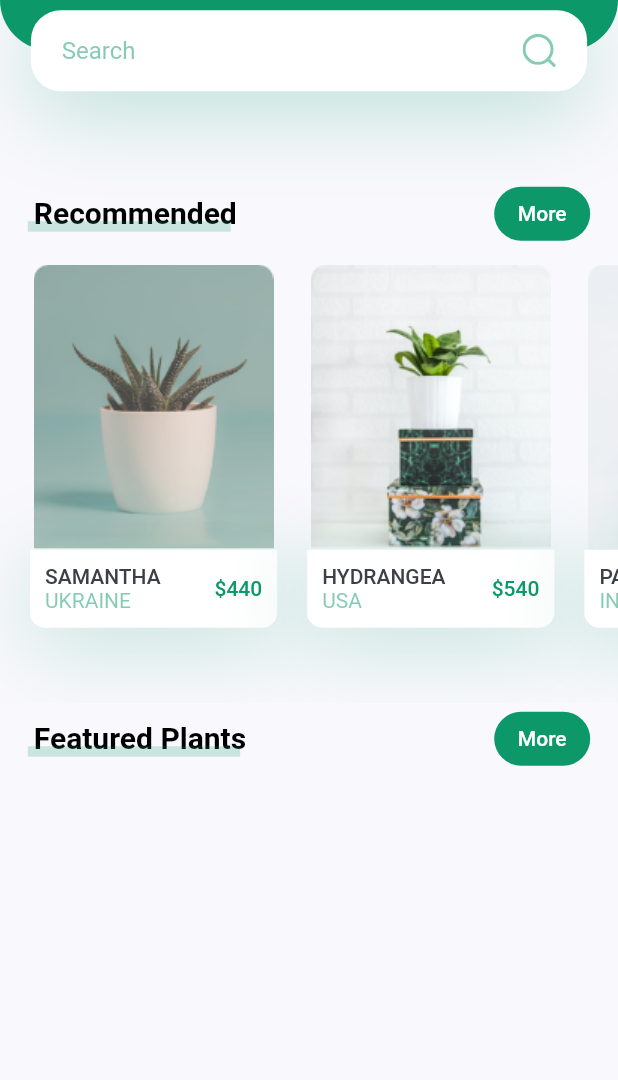
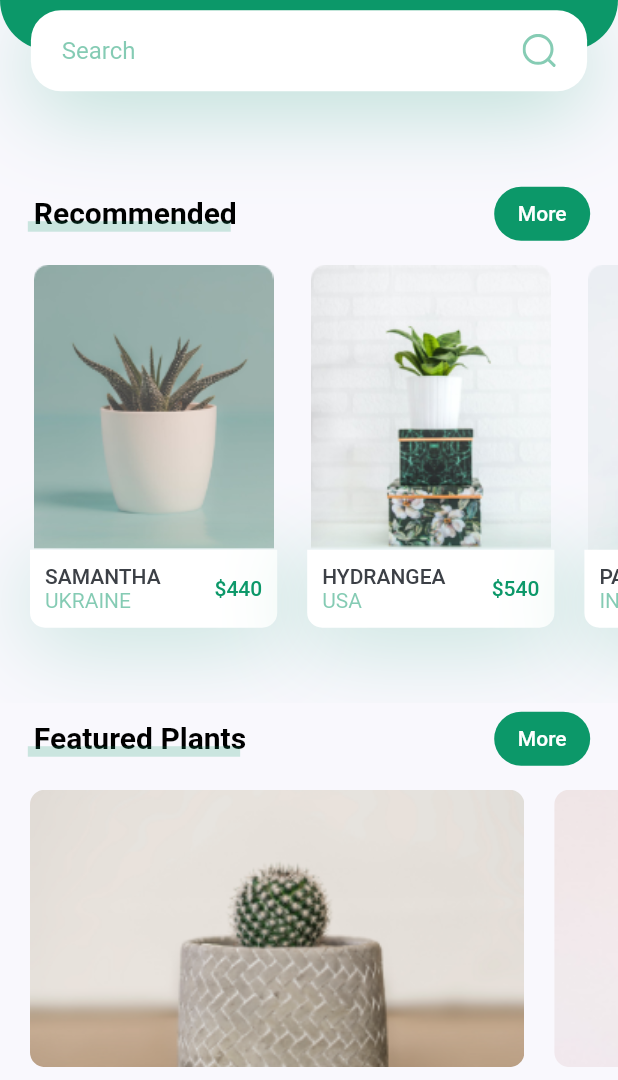
Before and after one commit to Vikram1997-hue/NatureUI, a Flutter app: the Body widget shown alone on an empty page, opened directly, on a phone screen of 412 x 824 dp, the part 156-1236 px from its top. Run offline on Flutter 3.47's test engine with Material 2 defaults, Android fonts, the phone set to English and light mode, and no system bars; our stand-ins replace flutter_svg.

Commit message:
all featured plants now show

```diff
--- /dev/null
+++ b/lib/screens/home/components/all_featured_plants.dart
@@ -0,0 +1,58 @@
+import 'package:flutter/material.dart';
+
+import '../../../constants.dart';
+
+class AllFeaturedPlants extends StatelessWidget {
+  const AllFeaturedPlants({
+    Key key,
+  }) : super(key: key);
+
+  @override
+  Widget build(BuildContext context) {
+    return SingleChildScrollView(
+      scrollDirection: Axis.horizontal,
+      child: Row(
+        children: [
+          FeaturedPlantCard(
+              image: "assets/images/bottom_img_1.png",
+              press: () {}
+          ),
+          FeaturedPlantCard(
+              image: "assets/images/bottom_img_2.png",
+              press: () {}
+          ),
+        ],
+      ),
+    );
+  }
+}
+
+class FeaturedPlantCard extends StatelessWidget {
+  const FeaturedPlantCard({
+    Key key,
+    @required this.image, this.press
+  }) : super(key: key);
+
+  final String image;
+  final Function press;
+
+  @override
+  Widget build(BuildContext context) {
+    Size size = MediaQuery.of(context).size;
+    return GestureDetector(
+      onTap: press,
+      child: Container(
+        margin: EdgeInsets.only(left: kDefaultPadding, top: kDefaultPadding/2, bottom: kDefaultPadding/2),
+        width: size.width*0.8,
+        height: 185,
+        decoration: BoxDecoration(
+          borderRadius: BorderRadius.circular(10),
+          image: DecorationImage(
+            fit: BoxFit.cover,
+            image: AssetImage(image),
+          ),
+        ),
+      ),
+    );
+  }
+}
--- a/lib/screens/home/components/body.dart
+++ b/lib/screens/home/components/body.dart
@@ -1,8 +1,9 @@
 import 'package:flutter/material.dart';
 import 'package:flutter_svg/flutter_svg.dart';
-import 'package:nature_ui/screens/home/components/header_with_searchbox.dart';
-import 'package:nature_ui/screens/home/components/title_with_more_btn.dart';
-import 'package:nature_ui/screens/home/components/entire_recommended_section.dart';
+import 'header_with_searchbox.dart';
+import 'title_with_more_btn.dart';
+import 'entire_recommended_section.dart';
+import 'all_featured_plants.dart';
 import 'package:nature_ui/constants.dart';
 
 
@@ -22,6 +23,9 @@ class Body extends StatelessWidget {
           TitleWithMoreBtn(size: size, myColor: myColor, title: "Recommended", press: () {}),
           EntireRecommendedSection(),
           TitleWithMoreBtn(size: size, myColor: myColor, title: "Featured Plants", press: () {}),
+          AllFeaturedPlants(),
+          SizedBox(height: kDefaultPadding),
+
         ],
       ),
     );
--- a/lib/screens/home/home_screen.dart
+++ b/lib/screens/home/home_screen.dart
@@ -10,6 +10,7 @@ class HomeScreen extends StatelessWidget {
     return Scaffold(
       appBar: buildAppBar(),
       body: Body(),
+      bottomNavigationBar: Container(),
     );
   }
 
```
Also changed, not shown: 1 other file.
